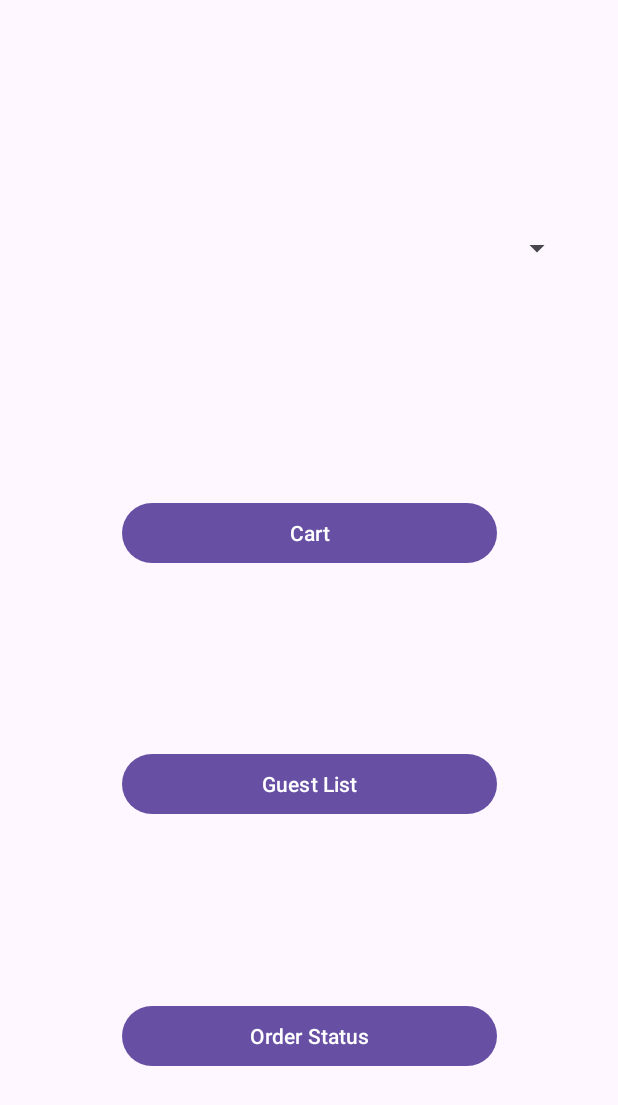
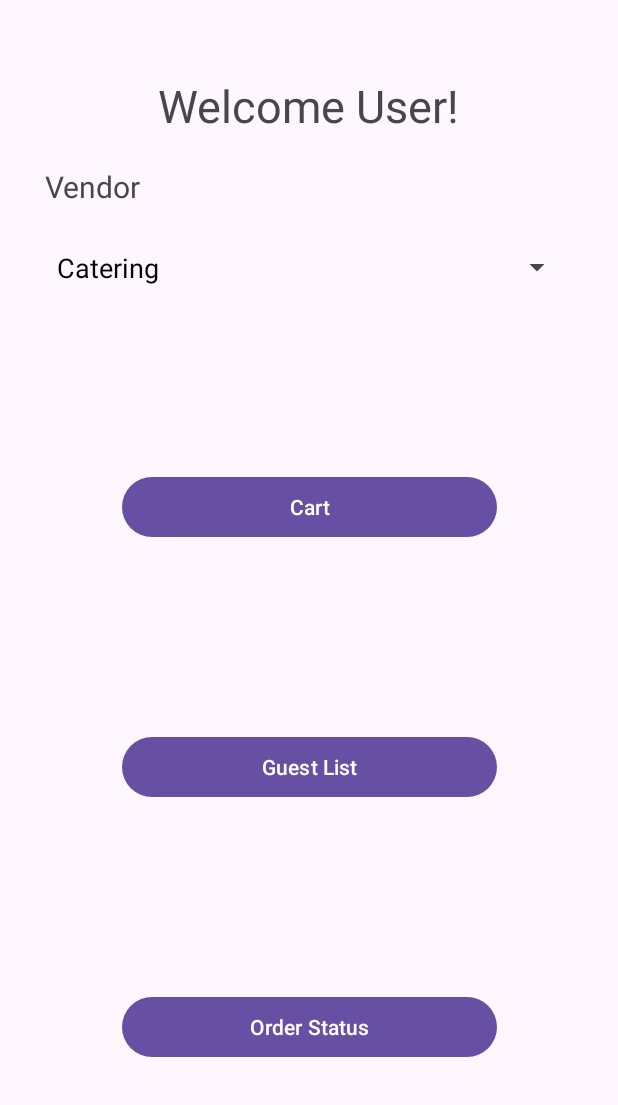
Before and after one commit to Ishika2/EventPlanner, an Android app: the User_Main_Page screen opened directly, with no data from a screen before it, on a phone screen of 412 x 824 dp. Shown: the top 1105 px of the screen. Run offline under Robolectric (Android 15) with nearby library versions, the phone set to English and light mode, and no system bars.

Commit message:
UI Updates

```diff
--- a/app/src/main/java/com/example/eventplanner2/User_Login_Page.kt
+++ b/app/src/main/java/com/example/eventplanner2/User_Login_Page.kt
@@ -21,24 +21,24 @@ class User_Login_Page : AppCompatActivity() {
         val password = binding.pswdInput.toString() // Replace with the entered password
 
         val isVerified = dbHelper.verifyUserCredentials(email, password)
-//        binding.submitButton.setOnClickListener {
-//            startActivity(Intent(this, User_Main_Page::class.java))
-//        }
+        binding.submitButton.setOnClickListener {
+            startActivity(Intent(this, User_Main_Page::class.java))
+        }
 
-        if (isVerified) {
-            // Credentials are correct; allow access
-            Toast.makeText(this, "Login Successful!", Toast.LENGTH_SHORT).show()
-            binding.submitButton.setOnClickListener {
-                startActivity(Intent(this, User_Main_Page::class.java))
-            }
-
-        } else {
-            // Credentials are incorrect; show an error message
-            Toast.makeText(this, "Unsuccessful!", Toast.LENGTH_SHORT).show()
+//        if (isVerified) {
+//            // Credentials are correct; allow access
+//            Toast.makeText(this, "Login Successful!", Toast.LENGTH_SHORT).show()
 //            binding.submitButton.setOnClickListener {
 //                startActivity(Intent(this, User_Main_Page::class.java))
 //            }
-        }
+//
+//        } else {
+//            // Credentials are incorrect; show an error message
+//            Toast.makeText(this, "Unsuccessful!", Toast.LENGTH_SHORT).show()
+////            binding.submitButton.setOnClickListener {
+////                startActivity(Intent(this, User_Main_Page::class.java))
+////            }
+//        }
 
         binding.signUpButton.setOnClickListener {
             startActivity(Intent(this, User_SignUp_Page::class.java))
--- a/app/src/main/java/com/example/eventplanner2/User_Main_Page.kt
+++ b/app/src/main/java/com/example/eventplanner2/User_Main_Page.kt
@@ -2,10 +2,38 @@ package com.example.eventplanner2
 
 import androidx.appcompat.app.AppCompatActivity
 import android.os.Bundle
+import android.widget.AdapterView
+import android.widget.ArrayAdapter
+import android.widget.Spinner
 
 class User_Main_Page : AppCompatActivity() {
     override fun onCreate(savedInstanceState: Bundle?) {
         super.onCreate(savedInstanceState)
         setContentView(R.layout.activity_user_main_page)
+
+        val vendor: Spinner = findViewById(R.id.vendor)
+
+//        val text: TextView = findViewById(R.id.maintainance_text)
+        val adapter_menu =
+            ArrayAdapter.createFromResource(this, R.array.Category, R.layout.spinner_item)
+        adapter_menu.setDropDownViewResource(android.R.layout.simple_spinner_dropdown_item)
+
+        vendor.adapter = adapter_menu
+
+        vendor.onItemSelectedListener = object : AdapterView.OnItemSelectedListener {
+            override fun onItemSelected(
+                parent: AdapterView<*>?,
+                view: android.view.View?,
+                position: Int,
+                id: Long
+            ) {
+                val selectedItem = parent?.getItemAtPosition(position).toString()
+                // Handle the selected item here
+            }
+
+            override fun onNothingSelected(parent: AdapterView<*>?) {
+                // Handle nothing selected, if needed
+            }
+        }
     }
 }
--- a/app/src/main/res/layout/activity_user_main_page.xml
+++ b/app/src/main/res/layout/activity_user_main_page.xml
@@ -6,6 +6,29 @@
     android:layout_height="match_parent"
     tools:context=".User_Main_Page">
 
+    <TextView
+        android:id="@+id/welcome"
+        android:layout_width="wrap_content"
+        android:layout_height="wrap_content"
+        android:text="Welcome User!"
+        android:textSize="30dp"
+        app:layout_constraintTop_toTopOf="parent"
+        app:layout_constraintStart_toStartOf="parent"
+        app:layout_constraintEnd_toEndOf="parent"
+        android:layout_marginTop="50dp"/>
+
+    <TextView
+        android:id="@+id/vendor_text"
+        android:layout_width="wrap_content"
+        android:layout_height="wrap_content"
+        android:text="Vendor"
+        android:textSize="20dp"
+        android:layout_marginTop="20dp"
+        app:layout_constraintTop_toBottomOf="@+id/welcome"
+        app:layout_constraintBottom_toTopOf="@id/vendor"
+        app:layout_constraintStart_toStartOf="parent"
+        android:layout_marginStart="30dp" />
+
     <Spinner
         android:id="@+id/vendor"
         android:layout_width="match_parent"
@@ -13,9 +36,9 @@
         android:layout_marginStart="30dp"
         android:layout_marginEnd="30dp"
         android:spinnerMode="dropdown"
-        android:prompt="@array/Maintainance_Text"
-        app:layout_constraintTop_toTopOf="parent"
-        app:layout_constraintBottom_toTopOf="@id/cart"/>
+        android:layout_marginTop="20dp"
+        android:prompt="@array/Category_Text"
+        app:layout_constraintTop_toBottomOf="@id/vendor_text" />
 
 <!--    <Button-->
 <!--        android:id="@+id/vendor"-->
@@ -34,11 +57,11 @@
         android:layout_height="wrap_content"
         android:text="Cart"
         android:width="250dp"
-        app:layout_constraintBottom_toTopOf="@id/vendor"
         app:layout_constraintStart_toStartOf="parent"
         app:layout_constraintEnd_toEndOf="parent"
-        app:layout_constraintTop_toBottomOf="@id/guest"
-        android:layout_marginTop="10dp" />
+        app:layout_constraintTop_toBottomOf="@id/vendor"
+        app:layout_constraintBottom_toTopOf="@id/guest"
+        />
 
     <Button
         android:id="@+id/guest"
```
